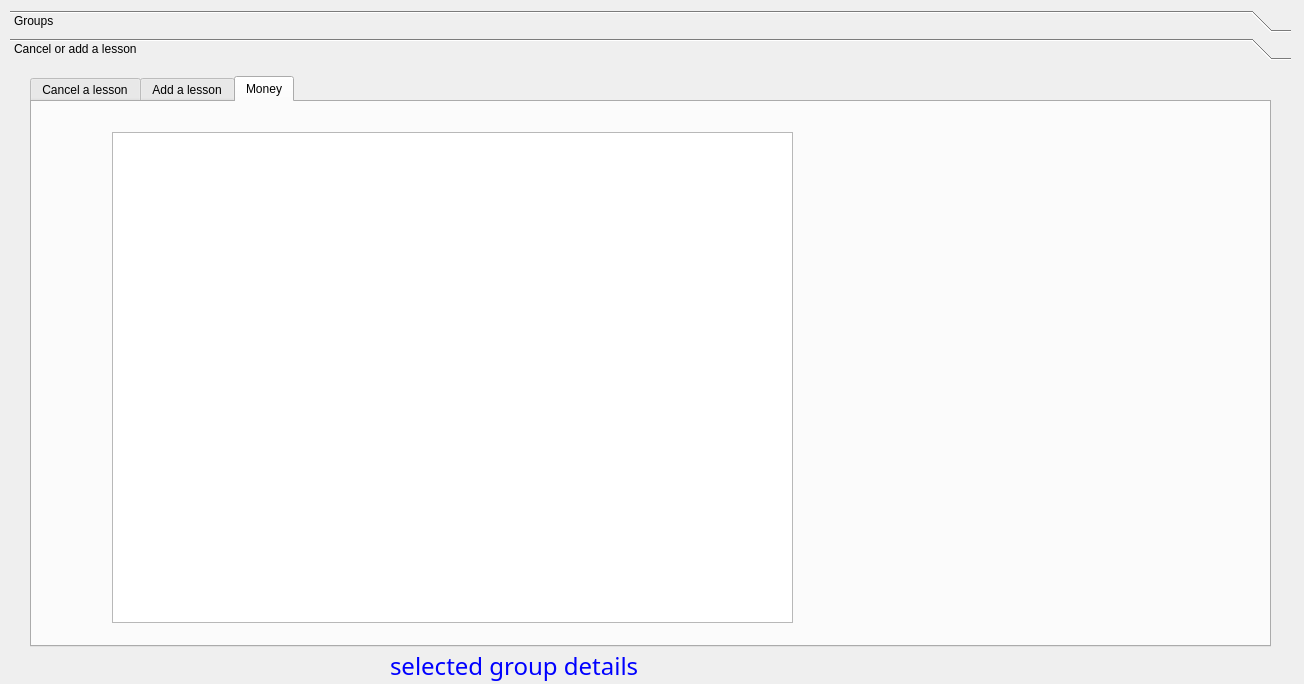
The window that General/showgroupsdialog.ui (MrRisoni/Gauss) describes before a commit, drawn with Qt 5.
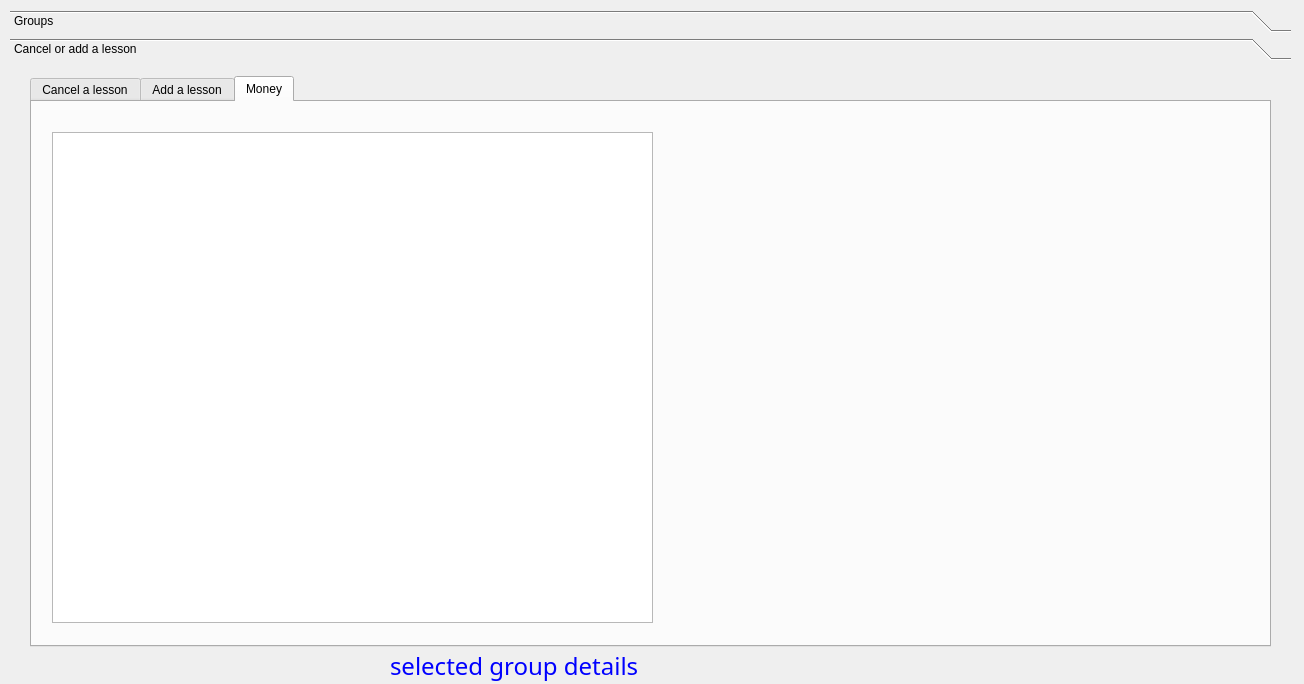
The same window after the commit. Custom widgets are drawn as their Qt base class.

The edit to the form file:
```diff
--- a/General/showgroupsdialog.ui
+++ b/General/showgroupsdialog.ui
@@ -323,9 +323,9 @@
       <widget class="QTableView" name="tableGroupSchulden">
        <property name="geometry">
         <rect>
-         <x>80</x>
+         <x>20</x>
          <y>30</y>
-         <width>681</width>
+         <width>601</width>
          <height>491</height>
         </rect>
        </property>
@@ -342,6 +342,16 @@
         <enum>QAbstractItemView::SelectRows</enum>
        </property>
       </widget>
+      <widget class="QCustomPlot" name="myPlot" native="true">
+       <property name="geometry">
+        <rect>
+         <x>630</x>
+         <y>30</y>
+         <width>591</width>
+         <height>491</height>
+        </rect>
+       </property>
+      </widget>
      </widget>
     </widget>
    </widget>
@@ -405,6 +415,14 @@
    </property>
   </widget>
  </widget>
+ <customwidgets>
+  <customwidget>
+   <class>QCustomPlot</class>
+   <extends>QWidget</extends>
+   <header>qcustomplot.h</header>
+   <container>1</container>
+  </customwidget>
+ </customwidgets>
  <resources/>
  <connections/>
 </ui>
```
